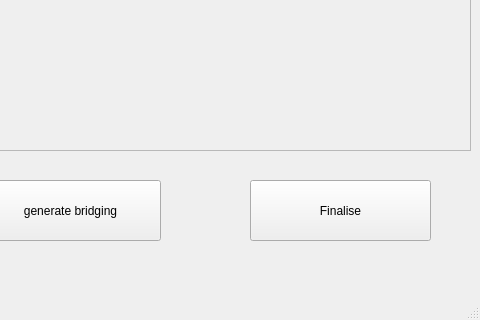
First picture: the form in Dev/Colour combine/Shading2.ui, repository jamie-knapman/Processing-Images-to-Embroidery, before the edit; both pictures show x 720 to 1200 and y 380 to 700 of the 1200 by 700 pixel window.
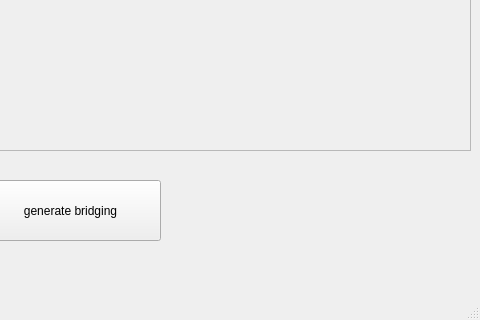
Second picture: the form after the edit.

Commit message: scaling images

```diff
--- a/Dev/Colour combine/Shading2.ui
+++ b/Dev/Colour combine/Shading2.ui
@@ -343,25 +343,6 @@
      <bool>false</bool>
     </property>
    </widget>
-   <widget class="QPushButton" name="finalise">
-    <property name="enabled">
-     <bool>true</bool>
-    </property>
-    <property name="geometry">
-     <rect>
-      <x>970</x>
-      <y>560</y>
-      <width>181</width>
-      <height>61</height>
-     </rect>
-    </property>
-    <property name="text">
-     <string>Finalise</string>
-    </property>
-    <property name="flat">
-     <bool>false</bool>
-    </property>
-   </widget>
    <widget class="QCheckBox" name="light_yellow">
     <property name="enabled">
      <bool>false</bool>
```
The commit also changes 1 other file.
